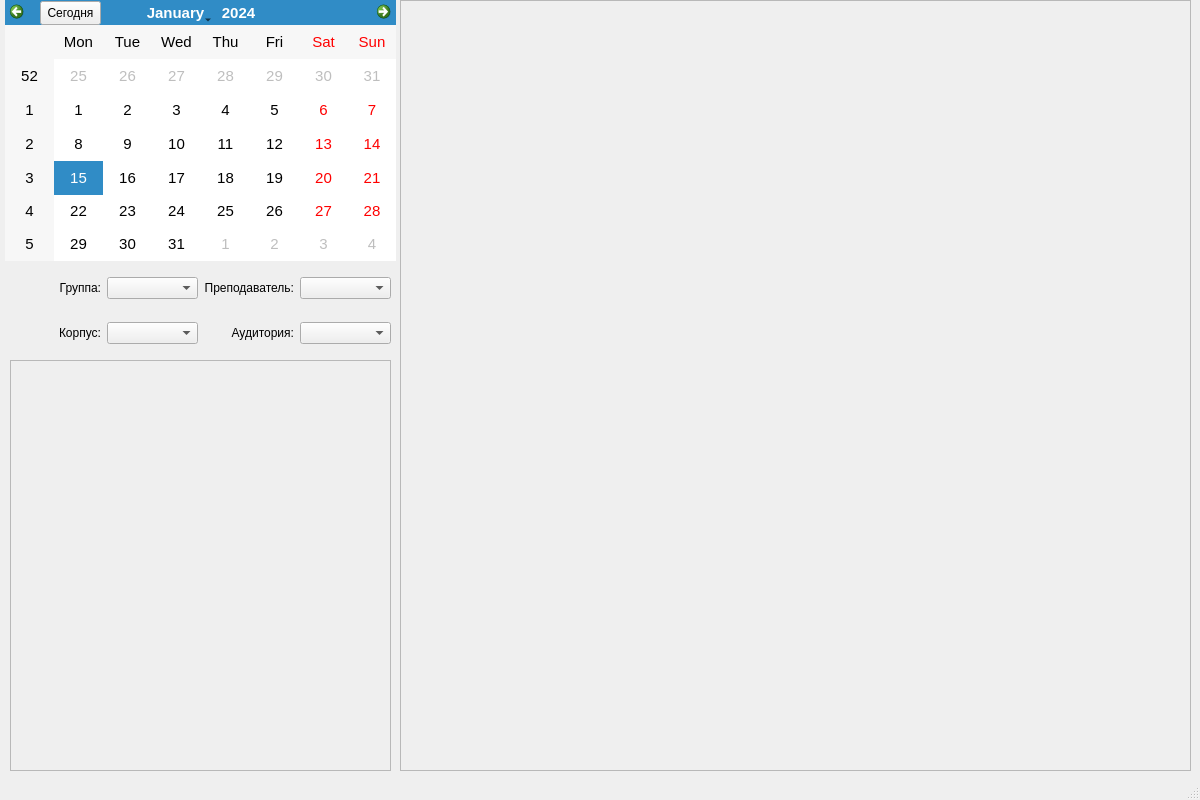
Before: the Qt Designer form main.ui in LeonidBevz/ScheduleApp, drawn with Qt 5.
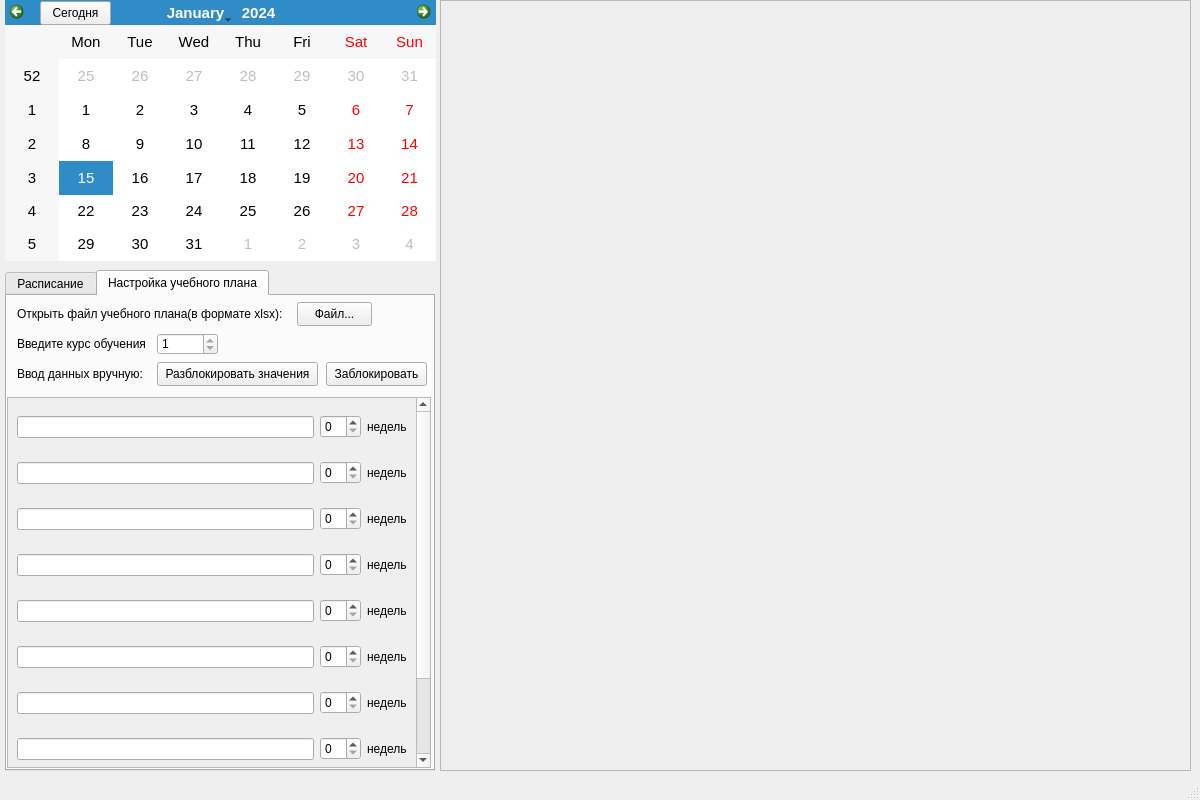
After: the same form once the commit is applied.

Commit message: Добавлен шаблон для работы с учебным планом, фиксы багов

What changed in the file:
```diff
--- a/main.ui
+++ b/main.ui
@@ -38,9 +38,9 @@
    <widget class="QScrollArea" name="scrollArea">
     <property name="geometry">
      <rect>
-      <x>400</x>
+      <x>440</x>
       <y>0</y>
-      <width>791</width>
+      <width>751</width>
       <height>771</height>
      </rect>
     </property>
@@ -55,7 +55,7 @@
       <rect>
        <x>0</x>
        <y>0</y>
-       <width>789</width>
+       <width>749</width>
        <height>769</height>
       </rect>
      </property>
@@ -64,7 +64,7 @@
        <rect>
         <x>10</x>
         <y>10</y>
-        <width>771</width>
+        <width>731</width>
         <height>751</height>
        </rect>
       </property>
@@ -102,7 +102,7 @@
      <rect>
       <x>40</x>
       <y>1</y>
-      <width>61</width>
+      <width>71</width>
       <height>24</height>
      </rect>
     </property>
@@ -115,7 +115,7 @@
      <rect>
       <x>5</x>
       <y>0</y>
-      <width>391</width>
+      <width>431</width>
       <height>261</height>
      </rect>
     </property>
@@ -134,108 +134,557 @@
      <bool>false</bool>
     </property>
    </widget>
-   <widget class="QWidget" name="gridLayoutWidget">
+   <widget class="QTabWidget" name="tabWidget">
     <property name="geometry">
      <rect>
-      <x>10</x>
-      <y>260</y>
-      <width>381</width>
-      <height>101</height>
+      <x>5</x>
+      <y>270</y>
+      <width>430</width>
+      <height>501</height>
      </rect>
     </property>
-    <layout class="QGridLayout" name="gridLayout">
-     <item row="0" column="0">
-      <widget class="QLabel" name="group_label">
-       <property name="text">
-        <string>Группа:</string>
+    <property name="currentIndex">
+     <number>1</number>
+    </property>
+    <widget class="QWidget" name="tab1">
+     <attribute name="title">
+      <string>Расписание</string>
+     </attribute>
+     <widget class="QScrollArea" name="scrollArea_2">
+      <property name="geometry">
+       <rect>
+        <x>0</x>
+        <y>110</y>
+        <width>424</width>
+        <height>362</height>
+       </rect>
+      </property>
+      <property name="widgetResizable">
+       <bool>true</bool>
+      </property>
+      <widget class="QWidget" name="scrollAreaWidgetContents_2">
+       <property name="geometry">
+        <rect>
+         <x>0</x>
+         <y>0</y>
+         <width>422</width>
+         <height>360</height>
+        </rect>
        </property>
-       <property name="alignment">
-        <set>Qt::AlignRight|Qt::AlignTrailing|Qt::AlignVCenter</set>
-       </property>
+       <widget class="QLabel" name="info_label">
+        <property name="geometry">
+         <rect>
+          <x>10</x>
+          <y>10</y>
+          <width>401</width>
+          <height>341</height>
+         </rect>
+        </property>
+        <property name="text">
+         <string/>
+        </property>
+        <property name="alignment">
+         <set>Qt::AlignLeading|Qt::AlignLeft|Qt::AlignTop</set>
+        </property>
+        <property name="wordWrap">
+         <bool>true</bool>
+        </property>
+       </widget>
       </widget>
-     </item>
-     <item row="0" column="3">
-      <widget class="QComboBox" name="prof_comboBox"/>
-     </item>
-     <item row="0" column="1">
-      <widget class="QComboBox" name="group_comboBox"/>
-     </item>
-     <item row="0" column="2">
-      <widget class="QLabel" name="prof_label">
-       <property name="text">
-        <string>Преподаватель:</string>
+     </widget>
+     <widget class="QWidget" name="gridLayoutWidget">
+      <property name="geometry">
+       <rect>
+        <x>0</x>
+        <y>0</y>
+        <width>421</width>
+        <height>101</height>
+       </rect>
+      </property>
+      <layout class="QGridLayout" name="gridLayout">
+       <property name="sizeConstraint">
+        <enum>QLayout::SetDefaultConstraint</enum>
        </property>
-       <property name="alignment">
-        <set>Qt::AlignRight|Qt::AlignTrailing|Qt::AlignVCenter</set>
+       <property name="leftMargin">
+        <number>5</number>
        </property>
-      </widget>
-     </item>
-     <item row="1" column="1">
-      <widget class="QComboBox" name="block_comboBox"/>
-     </item>
-     <item row="1" column="0">
-      <widget class="QLabel" name="block_label">
-       <property name="text">
-        <string>Корпус:</string>
+       <property name="topMargin">
+        <number>0</number>
        </property>
-       <property name="alignment">
-        <set>Qt::AlignRight|Qt::AlignTrailing|Qt::AlignVCenter</set>
+       <property name="rightMargin">
+        <number>5</number>
        </property>
-      </widget>
-     </item>
-     <item row="1" column="3">
-      <widget class="QComboBox" name="aud_comboBox"/>
-     </item>
-     <item row="1" column="2">
-      <widget class="QLabel" name="aud_label">
-       <property name="text">
-        <string>Аудитория:</string>
+       <property name="horizontalSpacing">
+        <number>6</number>
        </property>
-       <property name="alignment">
-        <set>Qt::AlignRight|Qt::AlignTrailing|Qt::AlignVCenter</set>
+       <item row="1" column="3">
+        <widget class="QComboBox" name="aud_comboBox">
+         <property name="sizePolicy">
+          <sizepolicy hsizetype="Minimum" vsizetype="Fixed">
+           <horstretch>0</horstretch>
+           <verstretch>0</verstretch>
+          </sizepolicy>
+         </property>
+        </widget>
+       </item>
+       <item row="0" column="0">
+        <widget class="QLabel" name="group_label">
+         <property name="sizePolicy">
+          <sizepolicy hsizetype="Fixed" vsizetype="Preferred">
+           <horstretch>0</horstretch>
+           <verstretch>0</verstretch>
+          </sizepolicy>
+         </property>
+         <property name="text">
+          <string>Группа:</string>
+         </property>
+         <property name="alignment">
+          <set>Qt::AlignRight|Qt::AlignTrailing|Qt::AlignVCenter</set>
+         </property>
+        </widget>
+       </item>
+       <item row="1" column="1">
+        <widget class="QComboBox" name="block_comboBox">
+         <property name="sizePolicy">
+          <sizepolicy hsizetype="Minimum" vsizetype="Fixed">
+           <horstretch>0</horstretch>
+           <verstretch>0</verstretch>
+          </sizepolicy>
+         </property>
+        </widget>
+       </item>
+       <item row="0" column="1">
+        <widget class="QComboBox" name="group_comboBox">
+         <property name="enabled">
+          <bool>true</bool>
+         </property>
+         <property name="sizePolicy">
+          <sizepolicy hsizetype="Minimum" vsizetype="Fixed">
+           <horstretch>0</horstretch>
+           <verstretch>0</verstretch>
+          </sizepolicy>
+         </property>
+        </widget>
+       </item>
+       <item row="1" column="2">
+        <widget class="QLabel" name="aud_label">
+         <property name="text">
+          <string>Аудитория:</string>
+         </property>
+         <property name="alignment">
+          <set>Qt::AlignRight|Qt::AlignTrailing|Qt::AlignVCenter</set>
+         </property>
+        </widget>
+       </item>
+       <item row="0" column="3">
+        <widget class="QComboBox" name="prof_comboBox">
+         <property name="sizePolicy">
+          <sizepolicy hsizetype="Minimum" vsizetype="Fixed">
+           <horstretch>0</horstretch>
+           <verstretch>0</verstretch>
+          </sizepolicy>
+         </property>
+        </widget>
+       </item>
+       <item row="0" column="2">
+        <widget class="QLabel" name="prof_label">
+         <property name="sizePolicy">
+          <sizepolicy hsizetype="Fixed" vsizetype="Preferred">
+           <horstretch>0</horstretch>
+           <verstretch>0</verstretch>
+          </sizepolicy>
+         </property>
+         <property name="text">
+          <string>Преподаватель:</string>
+         </property>
+         <property name="alignment">
+          <set>Qt::AlignRight|Qt::AlignTrailing|Qt::AlignVCenter</set>
+         </property>
+        </widget>
+       </item>
+       <item row="1" column="0">
+        <widget class="QLabel" name="block_label">
+         <property name="text">
+          <string>Корпус:</string>
+         </property>
+         <property name="alignment">
+          <set>Qt::AlignRight|Qt::AlignTrailing|Qt::AlignVCenter</set>
+         </property>
+        </widget>
+       </item>
+      </layout>
+     </widget>
+    </widget>
+    <widget class="QWidget" name="tab_2">
+     <attribute name="title">
+      <string>Настройка учебного плана</string>
+     </attribute>
+     <widget class="QScrollArea" name="PlanScrollArea">
+      <property name="geometry">
+       <rect>
+        <x>0</x>
+        <y>101</y>
+        <width>424</width>
+        <height>371</height>
+       </rect>
+      </property>
+      <property name="widgetResizable">
+       <bool>true</bool>
+      </property>
+      <widget class="QWidget" name="planWidgetContents">
+       <property name="geometry">
+        <rect>
+         <x>0</x>
+         <y>-123</y>
+         <width>405</width>
+         <height>492</height>
+        </rect>
        </property>
+       <layout class="QVBoxLayout" name="verticalLayout">
+        <item>
+         <layout class="QHBoxLayout" name="horizontalLayout">
+          <item>
+           <widget class="QLineEdit" name="lineEdit0">
+            <property name="enabled">
+             <bool>true</bool>
+            </property>
+            <property name="sizePolicy">
+             <sizepolicy hsizetype="Expanding" vsizetype="Fixed">
+              <horstretch>0</horstretch>
+              <verstretch>0</verstretch>
+             </sizepolicy>
+            </property>
+            <property name="minimumSize">
+             <size>
+              <width>40</width>
+              <height>0</height>
+             </size>
+            </property>
+           </widget>
+          </item>
+          <item>
+           <widget class="QSpinBox" name="spinBox0"/>
+          </item>
+          <item>
+           <widget class="QLabel" name="label_3">
+            <property name="enabled">
+             <bool>true</bool>
+            </property>
+            <property name="minimumSize">
+             <size>
+              <width>0</width>
+              <height>40</height>
+             </size>
+            </property>
+            <property name="text">
+             <string>недель</string>
+            </property>
+           </widget>
+          </item>
+         </layout>
+        </item>
+        <item>
+         <layout class="QHBoxLayout" name="horizontalLayout_5">
+          <item>
+           <widget class="QLineEdit" name="lineEdit1"/>
+          </item>
+          <item>
+           <widget class="QSpinBox" name="spinBox1"/>
+          </item>
+          <item>
+           <widget class="QLabel" name="label_7">
+            <property name="minimumSize">
+             <size>
+              <width>0</width>
+              <height>40</height>
+             </size>
+            </property>
+            <property name="text">
+             <string>недель</string>
+            </property>
+           </widget>
+          </item>
+         </layout>
+        </item>
+        <item>
+         <layout class="QHBoxLayout" name="horizontalLayout_4">
+          <item>
+           <widget class="QLineEdit" name="lineEdit2"/>
+          </item>
+          <item>
+           <widget class="QSpinBox" name="spinBox2"/>
+          </item>
+          <item>
+           <widget class="QLabel" name="label_6">
+            <property name="minimumSize">
+             <size>
+              <width>0</width>
+              <height>40</height>
+             </size>
+            </property>
+            <property name="text">
+             <string>недель</string>
+            </property>
+           </widget>
+          </item>
+         </layout>
+        </item>
+        <item>
+         <layout class="QHBoxLayout" name="horizontalLayout_3">
+          <item>
+           <widget class="QLineEdit" name="lineEdit3"/>
+          </item>
+          <item>
+           <widget class="QSpinBox" name="spinBox3"/>
+          </item>
+          <item>
+           <widget class="QLabel" name="label_5">
+            <property name="minimumSize">
+             <size>
+              <width>0</width>
+              <height>40</height>
+             </size>
+            </property>
+            <property name="text">
+             <string>недель</string>
+            </property>
+           </widget>
+          </item>
+         </layout>
+        </item>
+        <item>
+         <layout class="QHBoxLayout" name="horizontalLayout_2">
+          <item>
+           <widget class="QLineEdit" name="lineEdit4"/>
+          </item>
+          <item>
+           <widget class="QSpinBox" name="spinBox4"/>
+          </item>
+          <item>
+           <widget class="QLabel" name="label_4">
+            <property name="minimumSize">
+             <size>
+              <width>0</width>
+              <height>40</height>
+             </size>
+            </property>
+            <property name="text">
+             <string>недель</string>
+            </property>
+           </widget>
+          </item>
+         </layout>
+        </item>
+        <item>
+         <layout class="QHBoxLayout" name="horizontalLayout_8">
+          <item>
+           <widget class="QLineEdit" name="lineEdit5"/>
+          </item>
+          <item>
+           <widget class="QSpinBox" name="spinBox5"/>
+          </item>
+          <item>
+           <widget class="QLabel" name="label_10">
+            <property name="minimumSize">
+             <size>
+              <width>0</width>
+              <height>40</height>
+             </size>
+            </property>
+            <property name="text">
+             <string>недель</string>
+            </property>
+           </widget>
+          </item>
+         </layout>
+        </item>
+        <item>
+         <layout class="QHBoxLayout" name="horizontalLayout_7">
+          <item>
+           <widget class="QLineEdit" name="lineEdit6"/>
+          </item>
+          <item>
+           <widget class="QSpinBox" name="spinBox6"/>
+          </item>
+          <item>
+           <widget class="QLabel" name="label_9">
+            <property name="minimumSize">
+             <size>
+              <width>0</width>
+              <height>40</height>
+             </size>
+            </property>
+            <property name="text">
+             <string>недель</string>
+            </property>
+           </widget>
+          </item>
+         </layout>
+        </item>
+        <item>
+         <layout class="QHBoxLayout" name="horizontalLayout_6">
+          <item>
+           <widget class="QLineEdit" name="lineEdit7"/>
+          </item>
+          <item>
+           <widget class="QSpinBox" name="spinBox7"/>
+          </item>
+          <item>
+           <widget class="QLabel" name="label_8">
+            <property name="minimumSize">
+             <size>
+              <width>0</width>
+              <height>40</height>
+             </size>
+            </property>
+            <property name="text">
+             <string>недель</string>
+            </property>
+           </widget>
+          </item>
+         </layout>
+        </item>
+        <item>
+         <layout class="QHBoxLayout" name="horizontalLayout_9">
+          <item>
+           <widget class="QLineEdit" name="lineEdit8"/>
+          </item>
+          <item>
+           <widget class="QSpinBox" name="spinBox8"/>
+          </item>
+          <item>
+           <widget class="QLabel" name="label_12">
+            <property name="minimumSize">
+             <size>
+              <width>0</width>
+              <height>40</height>
+             </size>
+            </property>
+            <property name="text">
+             <string>недель</string>
+            </property>
+           </widget>
+          </item>
+         </layout>
+        </item>
+        <item>
+         <layout class="QHBoxLayout" name="horizontalLayout_10">
+          <item>
+           <widget class="QLineEdit" name="lineEdit9"/>
+          </item>
+          <item>
+           <widget class="QSpinBox" name="spinBox9"/>
+          </item>
+          <item>
+           <widget class="QLabel" name="label_13">
+            <property name="minimumSize">
+             <size>
+              <width>0</width>
+              <height>40</height>
+             </size>
+            </property>
+            <property name="text">
+             <string>недель</string>
+            </property>
+           </widget>
+          </item>
+         </layout>
+        </item>
+       </layout>
       </widget>
-     </item>
-    </layout>
-   </widget>
-   <widget class="QScrollArea" name="scrollArea_2">
-    <property name="geometry">
-     <rect>
-      <x>10</x>
-      <y>360</y>
-      <width>381</width>
-      <height>411</height>
-     </rect>
-    </property>
-    <property name="widgetResizable">
-     <bool>true</bool>
-    </property>
-    <widget class="QWidget" name="scrollAreaWidgetContents_2">
-     <property name="geometry">
-      <rect>
-       <x>0</x>
-       <y>0</y>
-       <width>379</width>
-       <height>409</height>
-      </rect>
-     </property>
-     <widget class="QLabel" name="info_label">
+     </widget>
+     <widget class="QLabel" name="label">
       <property name="geometry">
        <rect>
         <x>10</x>
         <y>10</y>
-        <width>361</width>
-        <height>391</height>
+        <width>271</width>
+        <height>16</height>
        </rect>
       </property>
       <property name="text">
-       <string/>
+       <string>Открыть файл учебного плана(в формате xlsx):</string>
       </property>
-      <property name="alignment">
-       <set>Qt::AlignLeading|Qt::AlignLeft|Qt::AlignTop</set>
+     </widget>
+     <widget class="QPushButton" name="fileDialogButton">
+      <property name="geometry">
+       <rect>
+        <x>290</x>
+        <y>6</y>
+        <width>75</width>
+        <height>24</height>
+       </rect>
       </property>
-      <property name="wordWrap">
-       <bool>true</bool>
+      <property name="text">
+       <string>Файл...</string>
+      </property>
+     </widget>
+     <widget class="QLabel" name="label_2">
+      <property name="geometry">
+       <rect>
+        <x>10</x>
+        <y>40</y>
+        <width>131</width>
+        <height>16</height>
+       </rect>
+      </property>
+      <property name="text">
+       <string>Введите курс обучения</string>
+      </property>
+     </widget>
+     <widget class="QSpinBox" name="courseSpinBox">
+      <property name="geometry">
+       <rect>
+        <x>150</x>
+        <y>37</y>
+        <width>61</width>
+        <height>22</height>
+       </rect>
+      </property>
+      <property name="minimum">
+       <number>1</number>
+      </property>
+      <property name="maximum">
+       <number>1</number>
+      </property>
+     </widget>
+     <widget class="QPushButton" name="blockValues">
+      <property name="geometry">
+       <rect>
+        <x>150</x>
+        <y>66</y>
+        <width>161</width>
+        <height>24</height>
+       </rect>
+      </property>
+      <property name="text">
+       <string>Разблокировать значения</string>
+      </property>
+     </widget>
+     <widget class="QPushButton" name="unblockValues">
+      <property name="geometry">
+       <rect>
+        <x>319</x>
+        <y>66</y>
+        <width>101</width>
+        <height>24</height>
+       </rect>
+      </property>
+      <property name="text">
+       <string>Заблокировать</string>
+      </property>
+     </widget>
+     <widget class="QLabel" name="label_11">
+      <property name="geometry">
+       <rect>
+        <x>10</x>
+        <y>70</y>
+        <width>131</width>
+        <height>16</height>
+       </rect>
+      </property>
+      <property name="text">
+       <string>Ввод данных вручную:</string>
       </property>
      </widget>
     </widget>
```
Left out of the diff: 3 changed lines with no effect on the pictures. The commit also changes 2 other files.
